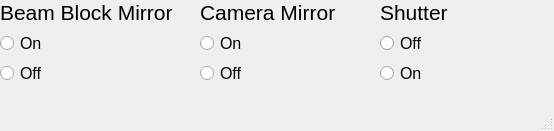
Old version of the form src/qudi/gui/flippermirror/ui_flippermirror_gui.ui in the repository trezitorul/qudi-Purdue-modules.
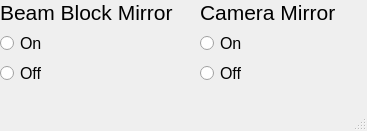
New version of the form.

Commit message: Updated code dependent on the flipper mirror assembly to remove the shutter assembly. Additionally, updated the counter to show live counts from the qutag for testing purposes.

The edit to the form file:
```diff
--- a/src/qudi/gui/flippermirror/ui_flippermirror_gui.ui
+++ b/src/qudi/gui/flippermirror/ui_flippermirror_gui.ui
@@ -6,7 +6,7 @@
    <rect>
     <x>0</x>
     <y>0</y>
-    <width>554</width>
+    <width>367</width>
     <height>131</height>
    </rect>
   </property>
@@ -110,54 +110,6 @@
      </item>
     </layout>
    </widget>
-   <widget class="QWidget" name="verticalLayoutWidget_2">
-    <property name="geometry">
-     <rect>
-      <x>380</x>
-      <y>0</y>
-      <width>160</width>
-      <height>85</height>
-     </rect>
-    </property>
-    <layout class="QVBoxLayout" name="verticalLayout_3">
-     <item>
-      <widget class="QLabel" name="label_3">
-       <property name="font">
-        <font>
-         <pointsize>16</pointsize>
-        </font>
-       </property>
-       <property name="text">
-        <string>Shutter</string>
-       </property>
-      </widget>
-     </item>
-     <item>
-      <widget class="QRadioButton" name="offButton_3">
-       <property name="font">
-        <font>
-         <pointsize>12</pointsize>
-        </font>
-       </property>
-       <property name="text">
-        <string>Off</string>
-       </property>
-      </widget>
-     </item>
-     <item>
-      <widget class="QRadioButton" name="onButton_3">
-       <property name="font">
-        <font>
-         <pointsize>12</pointsize>
-        </font>
-       </property>
-       <property name="text">
-        <string>On</string>
-       </property>
-      </widget>
-     </item>
-    </layout>
-   </widget>
   </widget>
   <widget class="QMenuBar" name="menubar">
    <property name="geometry">
```
Left out of the diff: 2 changed lines with no effect on the pictures. The commit also changes 9 other files.
